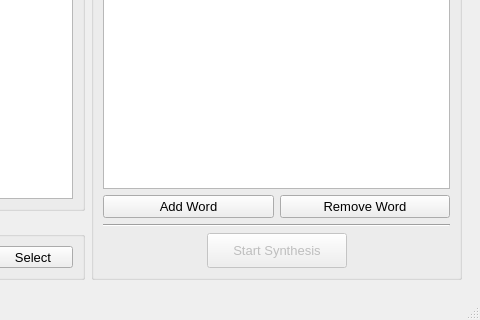
Qt form ui/qtDesigner/mainWindow.ui (DennisSentler/kwsCoach) before a commit; both pictures show x 461 to 941 and y 468 to 788 of the 941 by 788 pixel window.
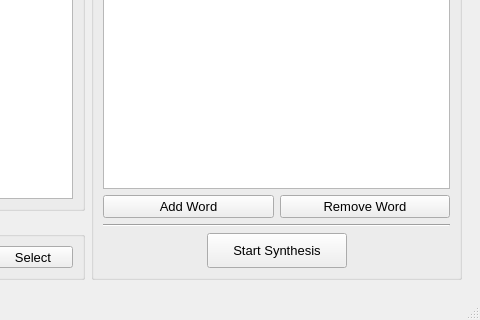
The same form after that commit. Icons and pictures are not drawn.

The edit to the form file:
```diff
--- a/ui/qtDesigner/mainWindow.ui
+++ b/ui/qtDesigner/mainWindow.ui
@@ -687,7 +687,7 @@
                  <item>
                   <widget class="QPushButton" name="start_synthesis_button">
                    <property name="enabled">
-                    <bool>false</bool>
+                    <bool>true</bool>
                    </property>
                    <property name="sizePolicy">
                     <sizepolicy hsizetype="Preferred" vsizetype="Preferred">
```
Left out of the diff: 19 changed lines with no effect on the pictures.
